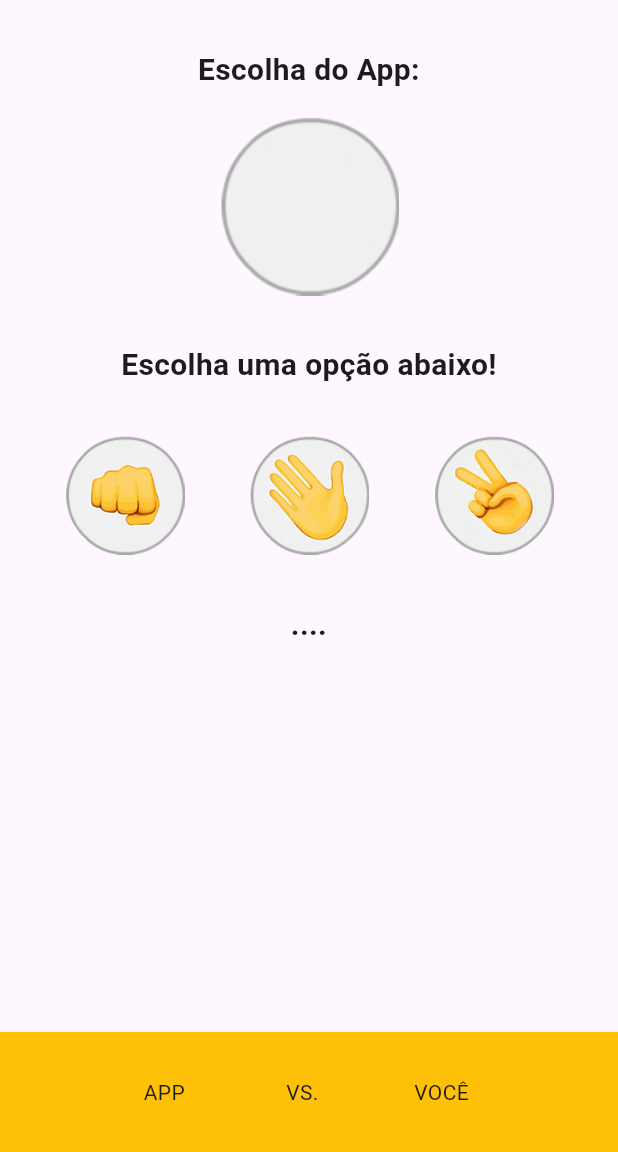
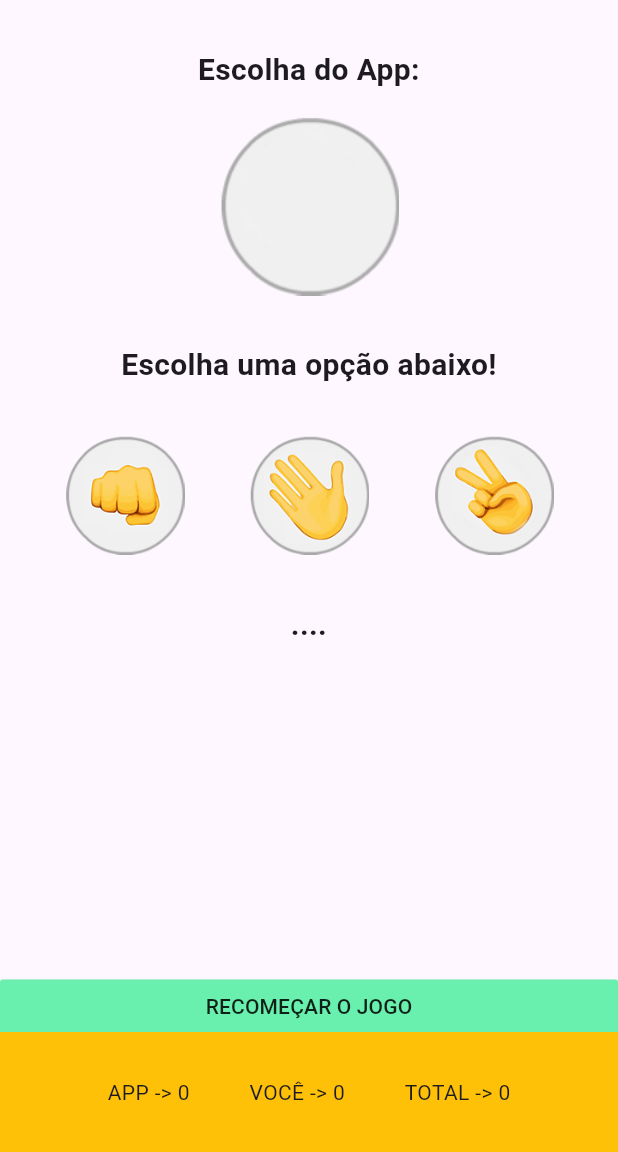
Before and after one commit to ProfGregorio/app2-jokenpo, a Flutter app: the screen it shows after launch, on a phone screen of 412 x 824 dp, the part 84-1236 px from its top. Run offline on Flutter 3.47's test engine with Material 3 defaults, Android fonts, the phone set to English and light mode, and no system bars.

Commit message:
Adicionado no bottom do app o placar do jogo. E adicionado um botão para permitir recomeçar o jogo!

```diff
--- a/lib/Jogo.dart
+++ b/lib/Jogo.dart
@@ -21,12 +21,11 @@ String pathImg="imagens/padrao.png";
 class _JogoState extends State<Jogo> {
   //String resultado = "Você perdeu :(";
   String escolhaJogador = "Escolha uma opção abaixo!";
-
-
   String resultado = "....";
 
   // 1. Função que será executada quando o jogador clicar em uma imagem
   void _opcaoSelecionada(String escolhaUsuario) {
+    qtdJogos+=1;
     var numeroSorteado = Random().nextInt(_imgAleatoria.length);
     print(numeroSorteado);
 
@@ -43,15 +42,19 @@ class _JogoState extends State<Jogo> {
       }else if(escolhaUsuario.toLowerCase()=="pedra"){
         if(_imgAleatoria[numeroSorteado].toLowerCase()=="tesoura"){
           resultado = "Você perdeu para o app:(";
+          vitApp+=1;
         }else{
           resultado = "Você ganhou do app :)";
+          vitJog+=1;
         }
       }
       else if(escolhaUsuario.toLowerCase()=="papel"){
         if(_imgAleatoria[numeroSorteado].toLowerCase()=="pedra"){
           resultado = "Você perdeu para o app:(";
+          vitApp+=1;
         }else{
           resultado = "Você ganhou do app :)";
+          vitJog+=1;
         }
 
       }
@@ -59,13 +62,26 @@ class _JogoState extends State<Jogo> {
       else{
         if(_imgAleatoria[numeroSorteado].toLowerCase()=="pedra"){
           resultado = "Você perdeu para o app:(";
+          vitApp+=1;
         }else{
           resultado = "Você ganhou do app :)";
+          vitJog+=1;
         }
       }
     });
   }
 
+  void _recomecarJogo(){
+    setState(() {
+      escolhaJogador = "Escolha uma opção abaixo!";
+      resultado = "....";
+      pathImg = "imagens/padrao.png";
+      vitApp = 0;
+      vitJog = 0;
+      qtdJogos = 0;
+    });
+
+  }
   @override
     Widget build(BuildContext context) {
     return Scaffold(
@@ -88,7 +104,6 @@ class _JogoState extends State<Jogo> {
                   ),
                 ),
             ),
-
             //imagem
             Image.asset(pathImg, height: 120),
             //text resultado
@@ -138,6 +153,29 @@ class _JogoState extends State<Jogo> {
                 ),
               ),
             ),
+            Padding(
+              padding: EdgeInsets.only(top: 200, bottom: 16),
+              child:
+              ElevatedButton(
+                style: ElevatedButton.styleFrom(
+                  foregroundColor: Colors.black87,
+                  backgroundColor: Colors.greenAccent,
+                  minimumSize: Size(88, 36),
+                  padding: EdgeInsets.symmetric(horizontal: 16),
+                  shape: const RoundedRectangleBorder(
+                    borderRadius: BorderRadius.all(Radius.circular(2)),
+                  ),
+                ),
+                onPressed: (){
+                  _recomecarJogo();
+
+                  print("Clicado");
+                },
+
+                child: Text("RECOMEÇAR O JOGO"),
+              ),
+            ),
+
           ],
         ),
       bottomNavigationBar: BottomAppBar(
@@ -147,9 +185,9 @@ class _JogoState extends State<Jogo> {
               child: Row(
                 mainAxisAlignment: MainAxisAlignment.spaceEvenly,
                 children: [
-                  Text("APP "),
-                  Text("VS."),
-                  Text("VOCÊ "),
+                  Text("APP -> ${vitApp}"),
+                  Text("VOCÊ -> ${vitApp}"),
+                  Text("TOTAL -> ${qtdJogos}")
                 ],
               )
           )
```
